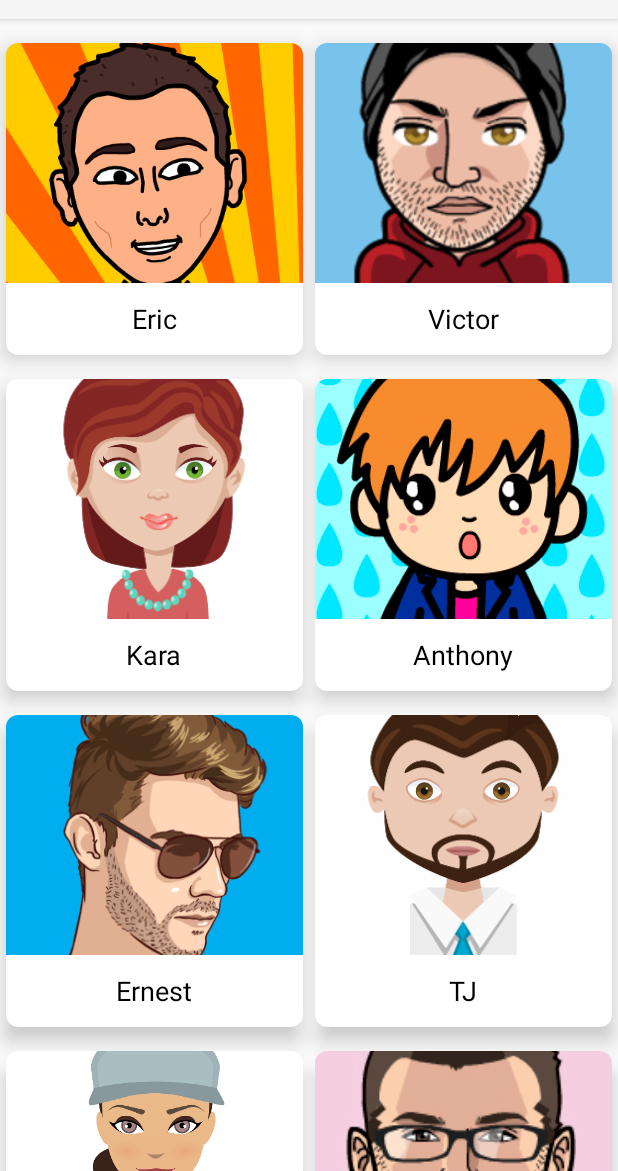
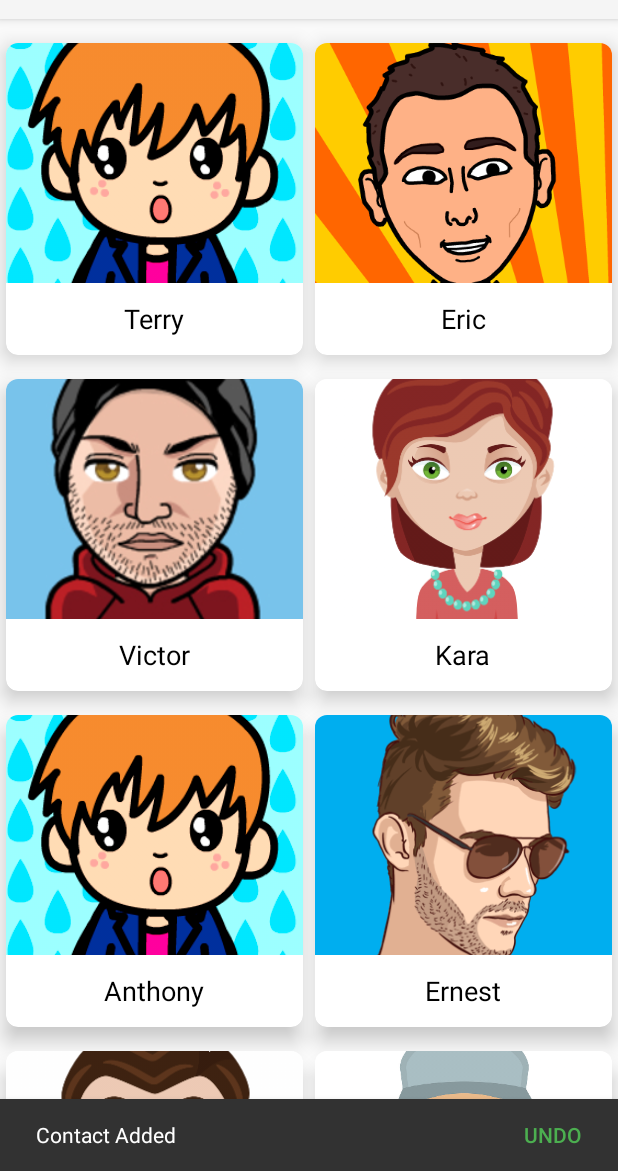
Before and after one commit to MichaelGTZ/android-lollipop-exercise-fbu2020, an Android app: the screen it shows after launch (ContactsActivity), after a tap on "Add", on a phone screen of 412 x 824 dp, the part 65-1236 px from its top. Run offline under Robolectric (Android 15) with nearby library versions, the phone set to English and light mode, and no system bars.

Commit message:
Adds "Add" button functionality along with Snackbar allowing for undo-ing of most recently added contact.

```diff
--- a/app/build.gradle
+++ b/app/build.gradle
@@ -30,4 +30,6 @@ dependencies {
     implementation "androidx.palette:palette:1.0.0"
     implementation "androidx.percentlayout:percentlayout:1.0.0"
 
+    // For snackbar
+    implementation "com.google.android.material:material:1.1.0"
 }
--- a/app/src/main/java/com/codepath/android/lollipopexercise/activities/ContactsActivity.java
+++ b/app/src/main/java/com/codepath/android/lollipopexercise/activities/ContactsActivity.java
@@ -3,14 +3,17 @@ package com.codepath.android.lollipopexercise.activities;
 import android.os.Bundle;
 import android.view.Menu;
 import android.view.MenuItem;
+import android.view.View;
 
 import androidx.appcompat.app.AppCompatActivity;
+import androidx.core.content.ContextCompat;
 import androidx.recyclerview.widget.GridLayoutManager;
 import androidx.recyclerview.widget.RecyclerView;
 
 import com.codepath.android.lollipopexercise.R;
 import com.codepath.android.lollipopexercise.adapters.ContactsAdapter;
 import com.codepath.android.lollipopexercise.models.Contact;
+import com.google.android.material.snackbar.Snackbar;
 
 import java.util.List;
 
@@ -62,6 +65,25 @@ public class ContactsActivity extends AppCompatActivity {
         // as you specify a parent activity in AndroidManifest.xml.
         int id = item.getItemId();
 
-        return super.onOptionsItemSelected(item);
+        switch (id) {
+            case R.id.miAdd:
+                contacts.add(0, Contact.getRandomContact(this));
+                mAdapter.notifyItemInserted(0);
+                rvContacts.scrollToPosition(0);
+                Snackbar.make(rvContacts, "Contact Added", Snackbar.LENGTH_LONG)
+                        .setActionTextColor(ContextCompat.getColor(ContactsActivity.this, R.color.accent))
+                        .setAction("UNDO", new View.OnClickListener() {
+                            @Override
+                            public void onClick(View view) {
+                                contacts.remove(0);
+                                mAdapter.notifyItemRemoved(0);
+                                rvContacts.scrollToPosition(0);
+                            }
+                        })
+                        .show();
+                return true;
+            default:
+                return super.onOptionsItemSelected(item);
+        }
     }
 }
--- a/app/src/main/res/menu/menu_contacts.xml
+++ b/app/src/main/res/menu/menu_contacts.xml
@@ -4,7 +4,7 @@
     tools:context=".ContactsActivity">
 
     <item
-        android:id="@+id/miCompose"
+        android:id="@+id/miAdd"
         android:icon="@android:drawable/ic_input_add"
         app:showAsAction="always"
         android:title="Add">
```
